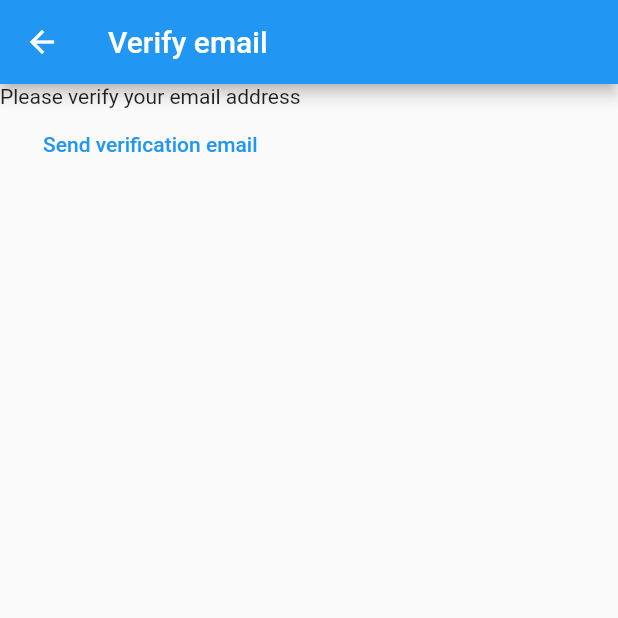
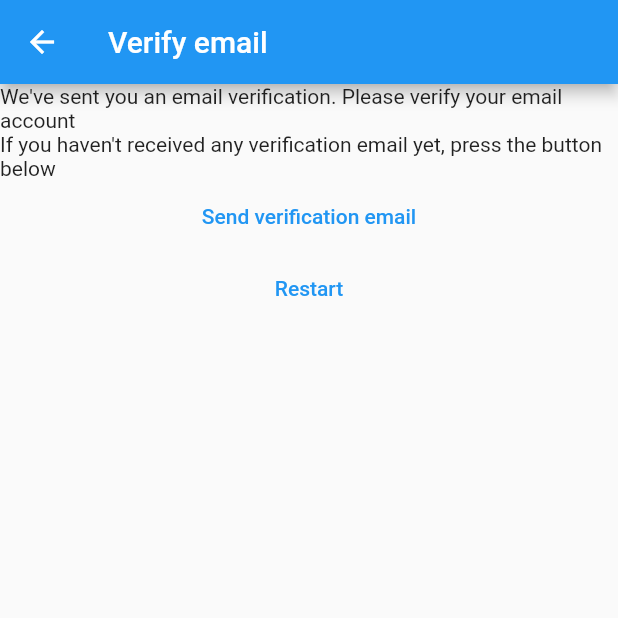
Before and after one commit to shubham79/mynotes-flutter, a Flutter app: the VerifyEmailView screen opened directly, on a phone screen of 412 x 824 dp, the top half of it. Run offline on Flutter 3.47's test engine with Material 2 defaults, Android fonts, the phone set to English and light mode, and no system bars; our stand-ins replace firebase_auth, firebase_core; accounts and stored records are empty.

Commit message:
step-6 registration flow to send email confirmation

```diff
--- a/lib/constants/routes.dart
+++ b/lib/constants/routes.dart
@@ -1,3 +1,4 @@
 const loginRoute = '/login/';
 const registerRoute = '/register/';
 const notesRoute = '/notes/';
+const verifyEmailRoute = '/verify-email/';
--- a/lib/main.dart
+++ b/lib/main.dart
@@ -18,7 +18,8 @@ void main() {
     routes: {
       loginRoute: (context) => const LoginView(),
       registerRoute: (context) => const RegisterView(),
-      notesRoute: ((context) => const NotesView())
+      notesRoute: ((context) => const NotesView()),
+      verifyEmailRoute: (context) => const VerifyEmailView()
     },
   ));
 }
--- a/lib/views/register_view.dart
+++ b/lib/views/register_view.dart
@@ -57,6 +57,9 @@ class _RegisterViewState extends State<RegisterView> {
               try {
                 await FirebaseAuth.instance.createUserWithEmailAndPassword(
                     email: email, password: password);
+                final user = FirebaseAuth.instance.currentUser;
+                await user?.sendEmailVerification();
+                Navigator.of(context).pushNamed(verifyEmailRoute);
               } on FirebaseAuthException catch (e) {
                 if (e.code == 'weak-password') {
                   await showErrorDialog(context, 'Weak password');
--- a/lib/views/verify_email_view.dart
+++ b/lib/views/verify_email_view.dart
@@ -1,5 +1,6 @@
 import 'package:firebase_auth/firebase_auth.dart';
 import 'package:flutter/material.dart';
+import 'package:mynotes/constants/routes.dart';
 
 class VerifyEmailView extends StatefulWidget {
   const VerifyEmailView({super.key});
@@ -14,13 +15,25 @@ class _VerifyEmailViewState extends State<VerifyEmailView> {
     return Scaffold(
       appBar: AppBar(title: const Text('Verify email')),
       body: Column(children: [
-        const Text('Please verify your email address'),
+        const Text(
+            "We've sent you an email verification. Please verify your email account"),
+        const Text(
+            "If you haven't received any verification email yet, press the button below"),
         TextButton(
             onPressed: () async {
               final user = (FirebaseAuth.instance.currentUser);
               await user?.sendEmailVerification();
             },
-            child: const Text('Send verification email'))
+            child: const Text('Send verification email')),
+        TextButton(
+            onPressed: (() async {
+              await FirebaseAuth.instance.signOut();
+              Navigator.of(context).pushNamedAndRemoveUntil(
+                registerRoute,
+                (route) => false,
+              );
+            }),
+            child: const Text('Restart'))
       ]),
     );
   }
```
Also changed, not shown: lib/views/login_view.dart (+8 -4 lines).
